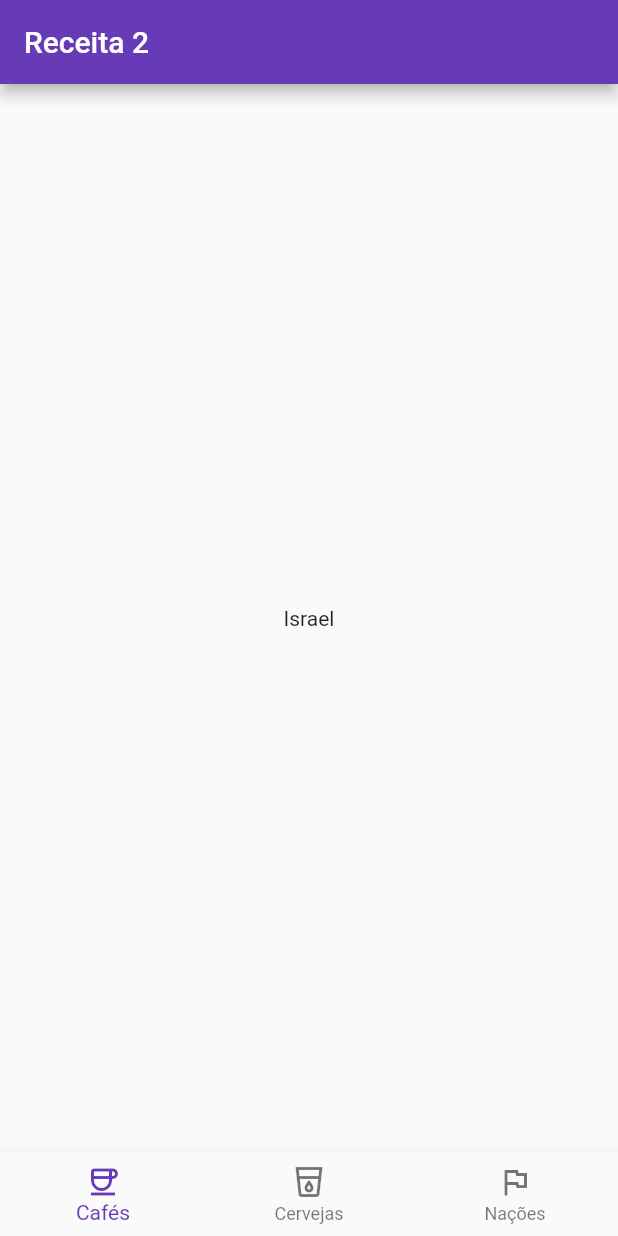
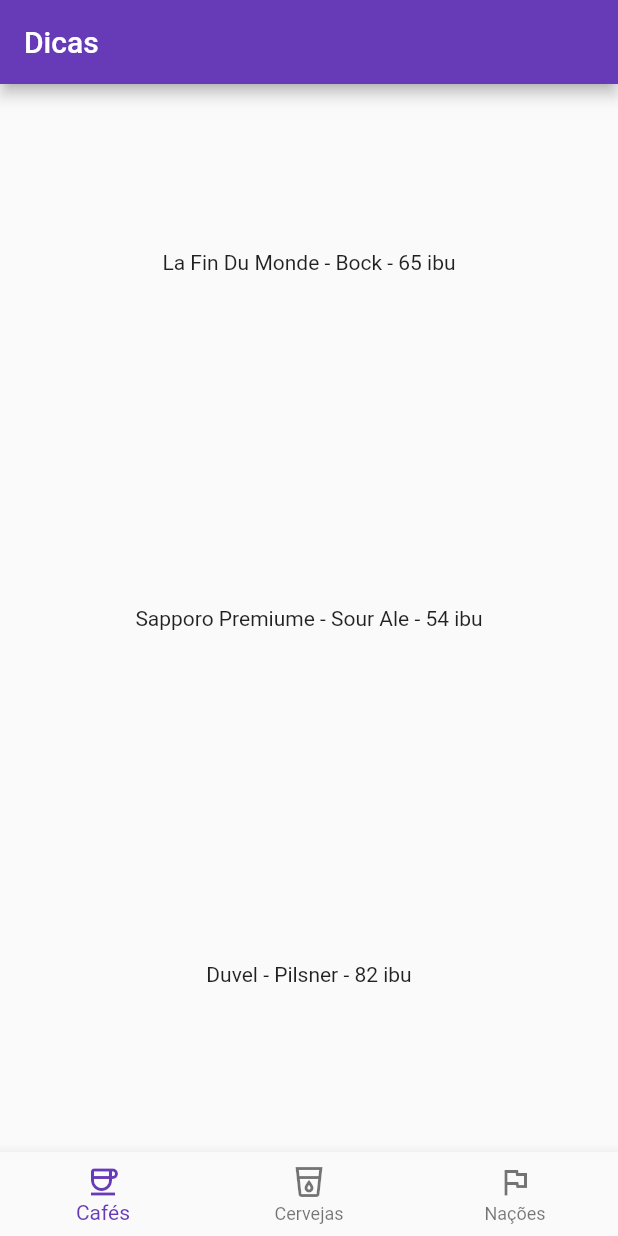
Before and after one commit to israelsilva282/poo2-receitas-dart, a Flutter app: the screen it shows after launch, on a phone screen of 412 x 824 dp. Run offline on Flutter 3.47's test engine with Material 2 defaults, Android fonts, the phone set to English and light mode, and no system bars.

Commit message:
Terminado configuração inicial da receita 3

```diff
--- a/lib/main.dart
+++ b/lib/main.dart
@@ -1,4 +1,32 @@
 import 'package:flutter/material.dart';
+
+void main() {
+  MyApp app = const MyApp();
+
+  runApp(app);
+}
+
+class MyApp extends StatelessWidget {
+  const MyApp({super.key});
+
+  @override
+  Widget build(BuildContext context) {
+    return MaterialApp(
+        theme: ThemeData(primarySwatch: Colors.deepPurple),
+        debugShowCheckedModeBanner: false,
+        home: Scaffold(
+          appBar: AppBar(
+            title: const Text("Dicas"),
+          ),
+          body: DataBodyWidget(objects: const [
+            "La Fin Du Monde - Bock - 65 ibu",
+            "Sapporo Premiume - Sour Ale - 54 ibu",
+            "Duvel - Pilsner - 82 ibu"
+          ]),
+          bottomNavigationBar: const NewNavBar(),
+        ));
+  }
+}
 
 class NewNavBar extends StatelessWidget {
   const NewNavBar({super.key});
@@ -21,37 +49,25 @@ class NewNavBar extends StatelessWidget {
   }
 }
 
-class NewBody extends StatelessWidget {
-  const NewBody({super.key});
+class DataBodyWidget extends StatelessWidget {
+  List<String> objects;
+
+  DataBodyWidget({super.key, this.objects = const []});
+
+  Expanded processarUmElemento(String obj) {
+    return Expanded(
+      child: Center(child: Text(obj)),
+    );
+  }
 
   @override
   Widget build(BuildContext context) {
-    return const Center(
-      child: Text("Israel"),
-    );
+    List<Expanded> allTheLines = objects
+        .map((obj) => Expanded(
+              child: Center(child: Text(obj)),
+            ))
+        .toList();
+
+    return Column(children: allTheLines);
   }
 }
-
-class NewAppBar extends StatelessWidget implements PreferredSizeWidget {
-  const NewAppBar({super.key});
-
-  @override
-  Size get preferredSize => const Size.fromHeight(kToolbarHeight);
-
-  @override
-  Widget build(BuildContext context) {
-    return AppBar(title: const Text("Receita 2"));
-  }
-}
-
-void main() {
-  MaterialApp app = MaterialApp(
-      theme: ThemeData(primarySwatch: Colors.deepPurple),
-      home: const Scaffold(
-        appBar: NewAppBar(),
-        body: NewBody(),
-        bottomNavigationBar: NewNavBar(),
-      ));
-
-  runApp(app);
-}
```
